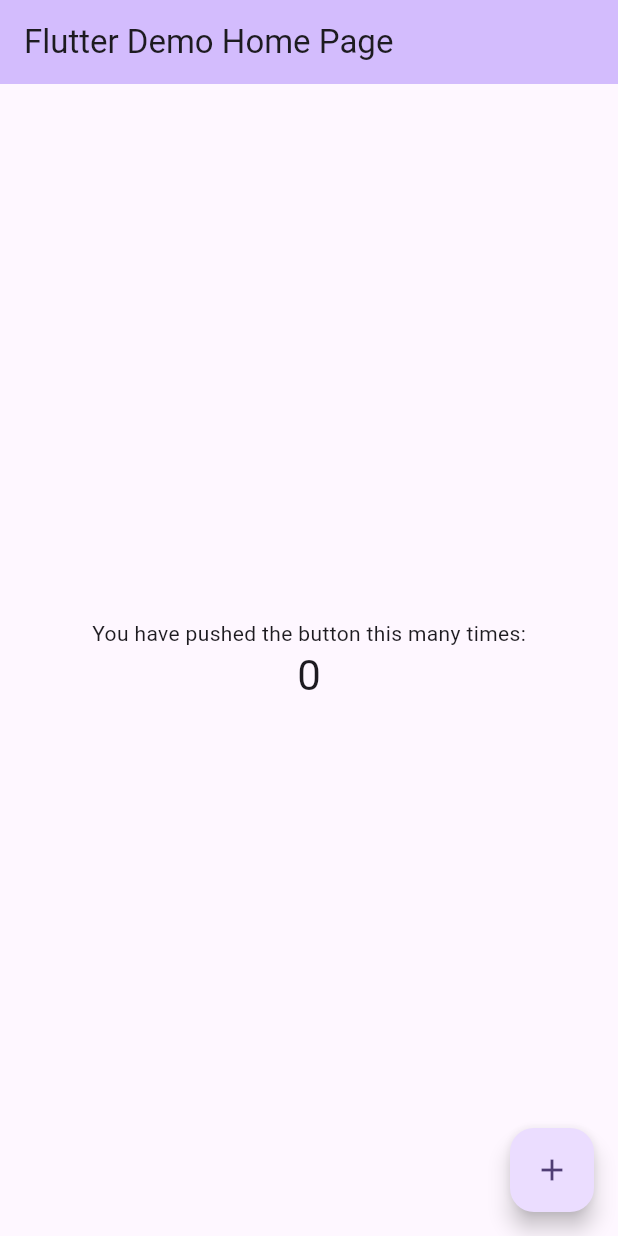
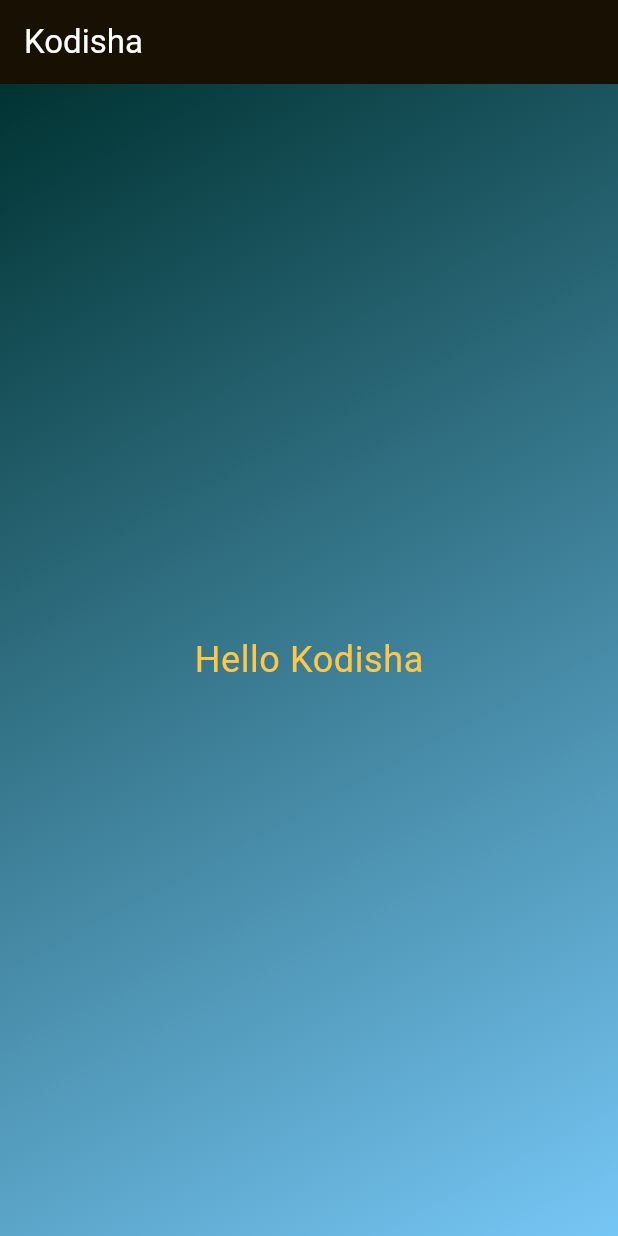
Before and after one commit to GakuruAlex/kodisha_flutter, a Flutter app: the screen it shows after launch, on a phone screen of 412 x 824 dp. Run offline on Flutter 3.47's test engine with Material 3 defaults, Android fonts, the phone set to English and light mode, and no system bars; our stand-ins replace flutter_riverpod, google_fonts; Roboto replaces fonts that are missing (Acme).

Commit message:
Theme -Add themedata

```diff
--- a/lib/main.dart
+++ b/lib/main.dart
@@ -1,122 +1,21 @@
 import 'package:flutter/material.dart';
+import 'package:flutter_riverpod/flutter_riverpod.dart';
+import 'package:kodisha_flutter/screens/kodisha_homepage.dart';
+import 'package:kodisha_flutter/theme/main_theme.dart';
 
 void main() {
-  runApp(const MyApp());
+  runApp(ProviderScope(child: const MyApp()));
 }
 
 class MyApp extends StatelessWidget {
   const MyApp({super.key});
 
-  // This widget is the root of your application.
   @override
   Widget build(BuildContext context) {
     return MaterialApp(
-      title: 'Flutter Demo',
-      theme: ThemeData(
-        // This is the theme of your application.
-        //
-        // TRY THIS: Try running your application with "flutter run". You'll see
-        // the application has a purple toolbar. Then, without quitting the app,
-        // try changing the seedColor in the colorScheme below to Colors.green
-        // and then invoke "hot reload" (save your changes or press the "hot
-        // reload" button in a Flutter-supported IDE, or press "r" if you used
-        // the command line to start the app).
-        //
-        // Notice that the counter didn't reset back to zero; the application
-        // state is not lost during the reload. To reset the state, use hot
-        // restart instead.
-        //
-        // This works for code too, not just values: Most code changes can be
-        // tested with just a hot reload.
-        colorScheme: .fromSeed(seedColor: Colors.deepPurple),
-      ),
-      home: const MyHomePage(title: 'Flutter Demo Home Page'),
+      title: 'Kodisha',
+      theme: kodishaTheme,
+      home: const KodishaHomepage(),
     );
   }
 }
-
-class MyHomePage extends StatefulWidget {
-  const MyHomePage({super.key, required this.title});
-
-  // This widget is the home page of your application. It is stateful, meaning
-  // that it has a State object (defined below) that contains fields that affect
-  // how it looks.
-
-  // This class is the configuration for the state. It holds the values (in this
-  // case the title) provided by the parent (in this case the App widget) and
-  // used by the build method of the State. Fields in a Widget subclass are
-  // always marked "final".
-
-  final String title;
-
-  @override
-  State<MyHomePage> createState() => _MyHomePageState();
-}
-
-class _MyHomePageState extends State<MyHomePage> {
-  int _counter = 0;
-
-  void _incrementCounter() {
-    setState(() {
-      // This call to setState tells the Flutter framework that something has
-      // changed in this State, which causes it to rerun the build method below
-      // so that the display can reflect the updated values. If we changed
-      // _counter without calling setState(), then the build method would not be
-      // called again, and so nothing would appear to happen.
-      _counter++;
-    });
-  }
-
-  @override
-  Widget build(BuildContext context) {
-    // This method is rerun every time setState is called, for instance as done
-    // by the _incrementCounter method above.
-    //
-    // The Flutter framework has been optimized to make rerunning build methods
-    // fast, so that you can just rebuild anything that needs updating rather
-    // than having to individually change instances of widgets.
-    return Scaffold(
-      appBar: AppBar(
-        // TRY THIS: Try changing the color here to a specific color (to
-        // Colors.amber, perhaps?) and trigger a hot reload to see the AppBar
-        // change color while the other colors stay the same.
-        backgroundColor: Theme.of(context).colorScheme.inversePrimary,
-        // Here we take the value from the MyHomePage object that was created by
-        // the App.build method, and use it to set our appbar title.
-        title: Text(widget.title),
-      ),
-      body: Center(
-        // Center is a layout widget. It takes a single child and positions it
-        // in the middle of the parent.
-        child: Column(
-          // Column is also a layout widget. It takes a list of children and
-          // arranges them vertically. By default, it sizes itself to fit its
-          // children horizontally, and tries to be as tall as its parent.
-          //
-          // Column has various properties to control how it sizes itself and
-          // how it positions its children. Here we use mainAxisAlignment to
-          // center the children vertically; the main axis here is the vertical
-          // axis because Columns are vertical (the cross axis would be
-          // horizontal).
-          //
-          // TRY THIS: Invoke "debug painting" (choose the "Toggle Debug Paint"
-          // action in the IDE, or press "p" in the console), to see the
-          // wireframe for each widget.
-          mainAxisAlignment: .center,
-          children: [
-            const Text('You have pushed the button this many times:'),
-            Text(
-              '$_counter',
-              style: Theme.of(context).textTheme.headlineMedium,
-            ),
-          ],
-        ),
-      ),
-      floatingActionButton: FloatingActionButton(
-        onPressed: _incrementCounter,
-        tooltip: 'Increment',
-        child: const Icon(Icons.add),
-      ),
-    );
-  }
-}
--- /dev/null
+++ b/lib/screens/kodisha_homepage.dart
@@ -0,0 +1,30 @@
+import 'package:flutter/material.dart';
+
+class KodishaHomepage extends StatelessWidget {
+  const KodishaHomepage({super.key});
+
+  @override
+  Widget build(BuildContext context) {
+    return Scaffold(
+      appBar: AppBar(title: Text("Kodisha")),
+      body: Container(
+        decoration: BoxDecoration(
+          gradient: LinearGradient(
+            colors: [
+              Theme.of(context).colorScheme.primary,
+              Theme.of(context).colorScheme.secondary,
+            ],
+            begin: AlignmentGeometry.topLeft,
+            end: AlignmentGeometry.bottomRight,
+          ),
+        ),
+        child: Center(
+          child: Text(
+            "Hello Kodisha",
+            style: Theme.of(context).textTheme.bodySmall,
+          ),
+        ),
+      ),
+    );
+  }
+}
--- /dev/null
+++ b/lib/theme/main_theme.dart
@@ -0,0 +1,33 @@
+import 'package:flutter/material.dart';
+import 'package:google_fonts/google_fonts.dart';
+
+final kodishaTheme = ThemeData(
+  colorScheme: ColorScheme(
+    brightness: Brightness.dark,
+
+    primary: Color(0xFF003332),
+    onPrimary: Color(0xFFFFC745),
+
+    secondary: Color(0xFF76C6F5),
+    onSecondary: Color(0xFF181003),
+
+    error: Color(0xFFDD0404),
+    onError: Color(0xFFFFFFFF),
+
+    surface: Color(0xFF181003),
+    onSurface: Color(0xFFFFFFFF),
+
+    tertiary: Color(0xFF4CAF50),
+    onTertiary: Color(0xFFFFFFFF),
+
+    outline: Color(0xFF888888),
+    shadow: Color(0xFF000000),
+  ),
+  textTheme: GoogleFonts.acmeTextTheme(
+    TextTheme(
+      labelLarge: TextStyle(color: Color(0xFFFFC745), fontSize: 48),
+      bodyMedium: TextStyle(color: Color(0xFFFFC745), fontSize: 32),
+      bodySmall: TextStyle(color: Color(0xFFFFC745), fontSize: 24),
+    ),
+  ),
+);
--- a/pubspec.yaml
+++ b/pubspec.yaml
@@ -37,6 +37,7 @@ dependencies:
   google_fonts: ^8.0.2
   flutter_riverpod: ^3.3.1
   dio: ^5.9.2
+  flutter_dotenv: ^6.0.0
 
 dev_dependencies:
   flutter_test:
```
Also changed, not shown: pubspec.lock.
